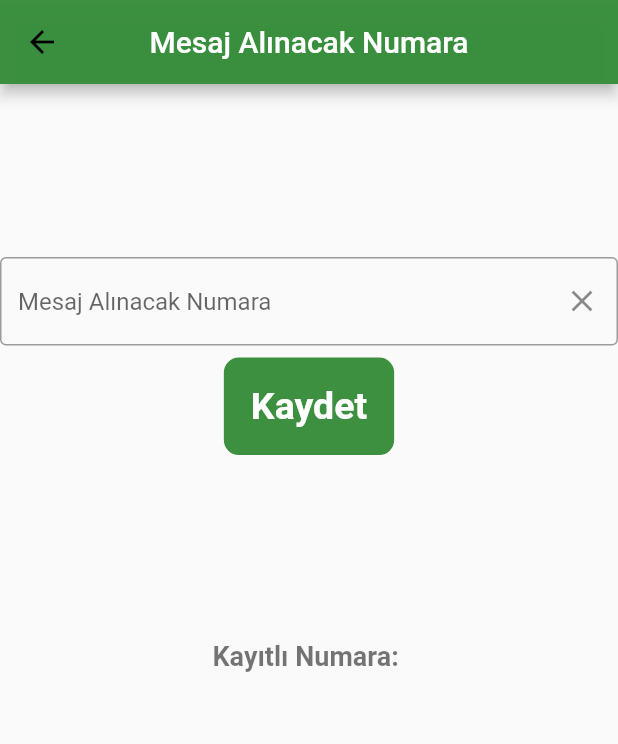
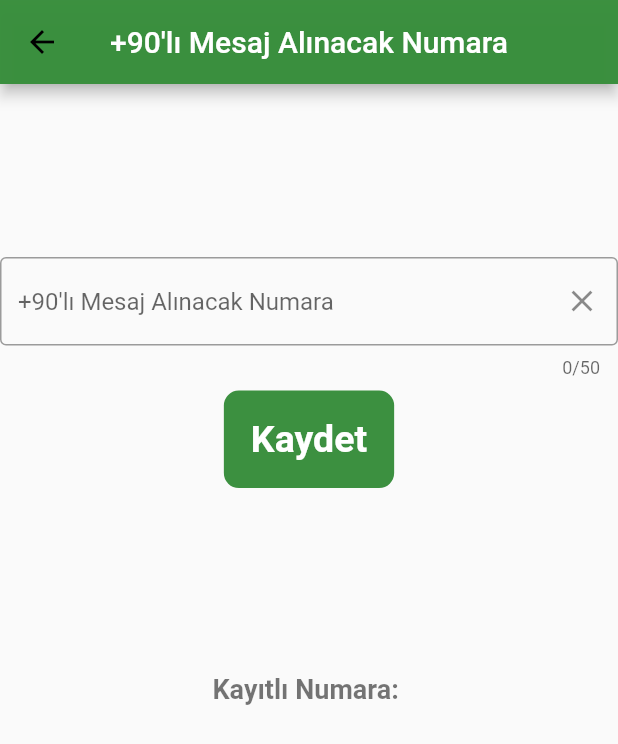
Before and after one commit to esrasubasi/tele_connect, a Flutter app: the SendApp screen opened directly, on a phone screen of 412 x 824 dp. Shown: the top 744 px of the screen. Run offline on Flutter 3.47's test engine with Material 2 defaults, Android fonts, the phone set to English and light mode, and no system bars; our stand-ins replace cloud_firestore, dio, firebase_core, flutter_slidable, permission_handler; missing offline and left inert: flutter_sms, readsms, sms_receiver; accounts and stored records are empty.

Commit message:
new changes

```diff
--- a/lib/core/components/custom_textfield.dart
+++ b/lib/core/components/custom_textfield.dart
@@ -4,9 +4,11 @@ Widget CustomTextField({
   TextEditingController? controller,
   TextInputType? keyboardType,
   String? hintText,
+  int? maxLenght,
 }) {
   return TextField(
     controller: controller,
+    maxLength: maxLenght,
     keyboardType: TextInputType.phone,
     decoration: InputDecoration(
       hintText: hintText,
--- a/lib/core/constant/app_constant.dart
+++ b/lib/core/constant/app_constant.dart
@@ -1,7 +1,7 @@
 class AppConstant {
-  static const String SEND_SMS_HINT_TEXT = "Mesaj Alınacak Numara";
+  static const String SEND_SMS_HINT_TEXT = "+90'lı Mesaj Alınacak Numara";
   static const String HINT_TEXT_NAME = "İsim ve Soyisim";
-  static const String HINT_TEXT_NUMBER = "Telefon Numarası";
+  static const String HINT_TEXT_NUMBER = "+90'lı Telefon Numarası";
   static const String HINT_TEXT_EMAIL = "Email";
   static const String ERROR_TEXT = "Hata";
   static const String SAVE_TEXT = "Kaydet";
```
Also changed, not shown: lib/core/model/dto_mail_request.dart (renamed from lib/core/model/dto_model/dto_mail_request.dart), lib/core/model/dto_mail_request.g.dart (renamed from lib/core/model/dto_model/dto_mail_request.g.dart).
